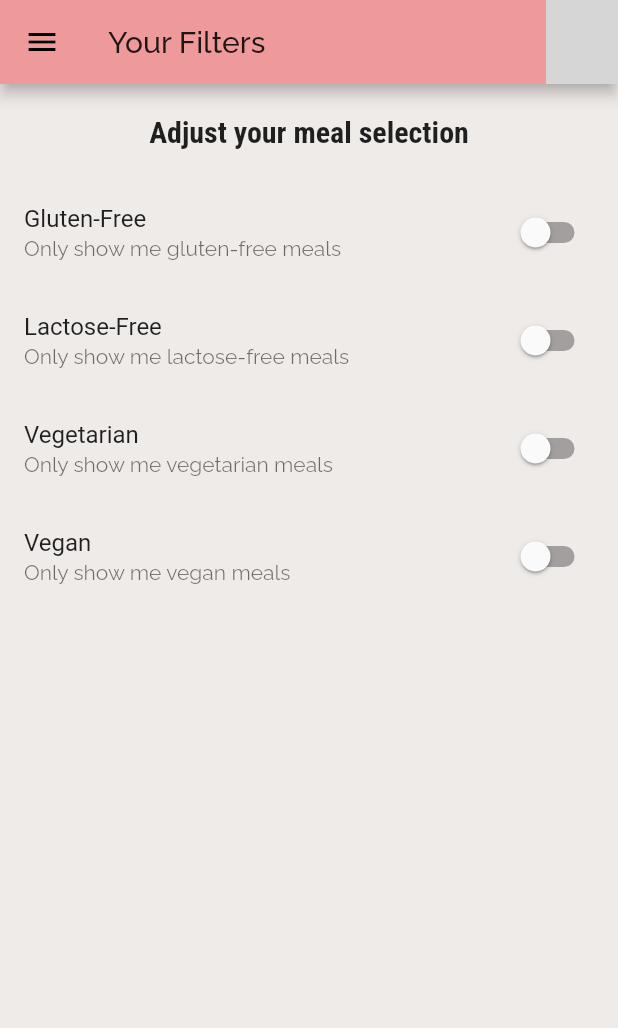
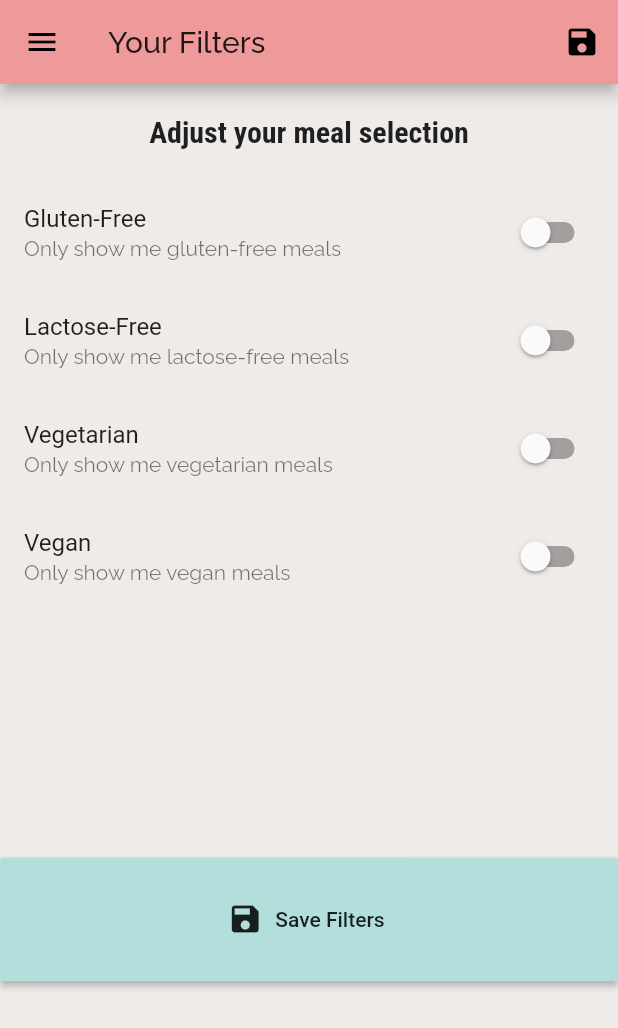
Before and after one commit to ssunaina/RecipeApp, a Flutter app: the FilterScreen screen opened by its route, on a phone screen of 412 x 824 dp. Shown: the top 1028 px of the screen. Run offline on Flutter 3.47's test engine with Material 2 defaults, Android fonts, the phone set to English and light mode, and no system bars; grey boxes are pictures that could not be loaded.

Commit message:
Completed filters

```diff
--- a/lib/main.dart
+++ b/lib/main.dart
@@ -1,4 +1,6 @@
 import 'package:flutter/material.dart';
+import 'package:fourth_app/dummy_data.dart';
+import 'package:fourth_app/models/meal.dart';
 import 'package:fourth_app/screens/categories_meals_screen.dart';
 import 'package:fourth_app/screens/filters_screen.dart';
 import 'package:fourth_app/screens/meal_detail_screen.dart';
@@ -16,12 +18,32 @@ class _MyAppState extends State<MyApp> {
   Map<String, bool> _filters = {
     'gluten': false,
     'lactose': false,
-    'vege': false,
+    'vegetarian': false,
     'vegan': false,
   };
 
+  List<Meal> _availableMeals = DUMMY_MEALS;
+
   void _setFilters(Map<String, bool> filterData) {
+    setState(() {
+      _filters = filterData;
 
+      _availableMeals = DUMMY_MEALS.where((meal) {
+        if (_filters['gluten'] && !meal.isGlutenFree) {
+          return false;
+        }
+        if (_filters['lactose'] && !meal.isLactoseFree) {
+          return false;
+        }
+        if (_filters['vegetarian'] && !meal.isVegetarian) {
+          return false;
+        }
+        if (_filters['vegan'] && !meal.isVegan) {
+          return false;
+        }
+        return true;
+      }).toList();
+    });
   }
 
   @override
@@ -51,9 +73,10 @@ class _MyAppState extends State<MyApp> {
       // home: CategoriesScreen(),
       routes: {
         '/': (ctx) => TabsScreen(),
-        CategoryMealScreen.routeName: (ctx) => CategoryMealScreen(),
+        CategoryMealScreen.routeName: (ctx) =>
+            CategoryMealScreen(_availableMeals),
         MealDetailScreen.routeName: (ctx) => MealDetailScreen(),
-        FilterScreen.routeName: (ctx) => FilterScreen(),
+        FilterScreen.routeName: (ctx) => FilterScreen(_filters, _setFilters),
       },
     );
   }
--- a/lib/screens/categories_meals_screen.dart
+++ b/lib/screens/categories_meals_screen.dart
@@ -1,11 +1,13 @@
 import 'package:flutter/material.dart';
 
 import 'package:fourth_app/widgets/meal_item.dart';
-import 'package:fourth_app/dummy_data.dart';
 import 'package:fourth_app/models/meal.dart';
 
 class CategoryMealScreen extends StatefulWidget {
   static const routeName = 'category-meals';
+  final List<Meal> availableMeals;
+
+  CategoryMealScreen(this.availableMeals);
 
   @override
   _CategoryMealScreenState createState() => _CategoryMealScreenState();
@@ -28,7 +30,7 @@ class _CategoryMealScreenState extends State<CategoryMealScreen> {
           ModalRoute.of(context).settings.arguments as Map<String, String>;
       categoryTitle = routeArgs['title'];
       final categoryId = routeArgs['id'];
-      displayedMeals = DUMMY_MEALS.where((meal) {
+      displayedMeals = widget.availableMeals.where((meal) {
         return meal.categories.contains(categoryId);
       }).toList();
       _loadedInitData = true;
--- a/lib/screens/filters_screen.dart
+++ b/lib/screens/filters_screen.dart
@@ -3,6 +3,11 @@ import 'package:fourth_app/widgets/main_drawer.dart';
 
 class FilterScreen extends StatefulWidget {
   static const routeName = '/filters';
+
+  final Function saveFilters;
+  final Map<String, bool> currentFilters;
+
+  FilterScreen(this.currentFilters, this.saveFilters);
 
   @override
   _FilterScreenState createState() => _FilterScreenState();
@@ -13,6 +18,16 @@ class _FilterScreenState extends State<FilterScreen> {
   bool _lactoseFree = false;
   bool _vegetarian = false;
   bool _vegan = false;
+
+  @override
+  initState() {
+    _glutenFree = widget.currentFilters['gluten'];
+    _lactoseFree = widget.currentFilters['lactose'];
+    _vegetarian = widget.currentFilters['vegetarian'];
+    _vegan = widget.currentFilters['vegan'];
+
+    super.initState();
+  }
 
   Widget _buildSwitchListTile(String title, String description,
       bool currentValue, Function updateValue) {
@@ -31,7 +46,17 @@ class _FilterScreenState extends State<FilterScreen> {
       appBar: AppBar(
         title: Text('Your Filters'),
         actions: <Widget>[
-          IconBu
+          IconButton(
+              icon: Icon(Icons.save),
+              onPressed: () {
+                final selectedFilters = {
+                  'gluten': _glutenFree,
+                  'lactose': _lactoseFree,
+                  'vegetarian': _vegetarian,
+                  'vegan': _vegan,
+                };
+                widget.saveFilters(selectedFilters);
+              })
         ],
       ),
       body: Column(
@@ -84,8 +109,30 @@ class _FilterScreenState extends State<FilterScreen> {
                     });
                   },
                 ),
+                SizedBox(
+                  height: MediaQuery.of(context).size.height * .2,
+                ),
+                SizedBox(
+                  height: MediaQuery.of(context).size.height * .1,
+                  child: RaisedButton.icon(
+                    onPressed: () {
+                      final selectedFilters = {
+                        'gluten': _glutenFree,
+                        'lactose': _lactoseFree,
+                        'vegetarian': _vegetarian,
+                        'vegan': _vegan,
+                      };
+                      widget.saveFilters(selectedFilters);
+                      Navigator.of(context).pushNamed('/');
+                    },
+                    icon: Icon(Icons.save),
+                    color: Theme.of(context).accentColor,
+                    label: Text('Save Filters'),
+                  ),
+                ),
               ],
-          ))
+            ),
+          ),
         ],
       ),
     );
```
Lines whose indentation alone changed are shown as unchanged.
